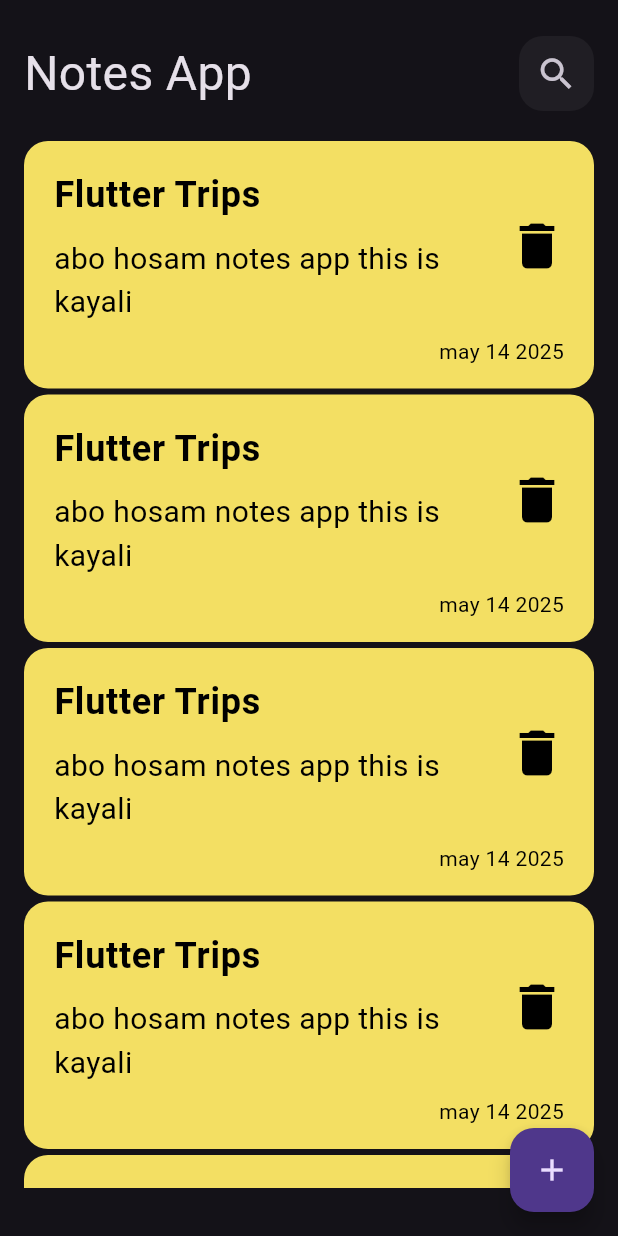
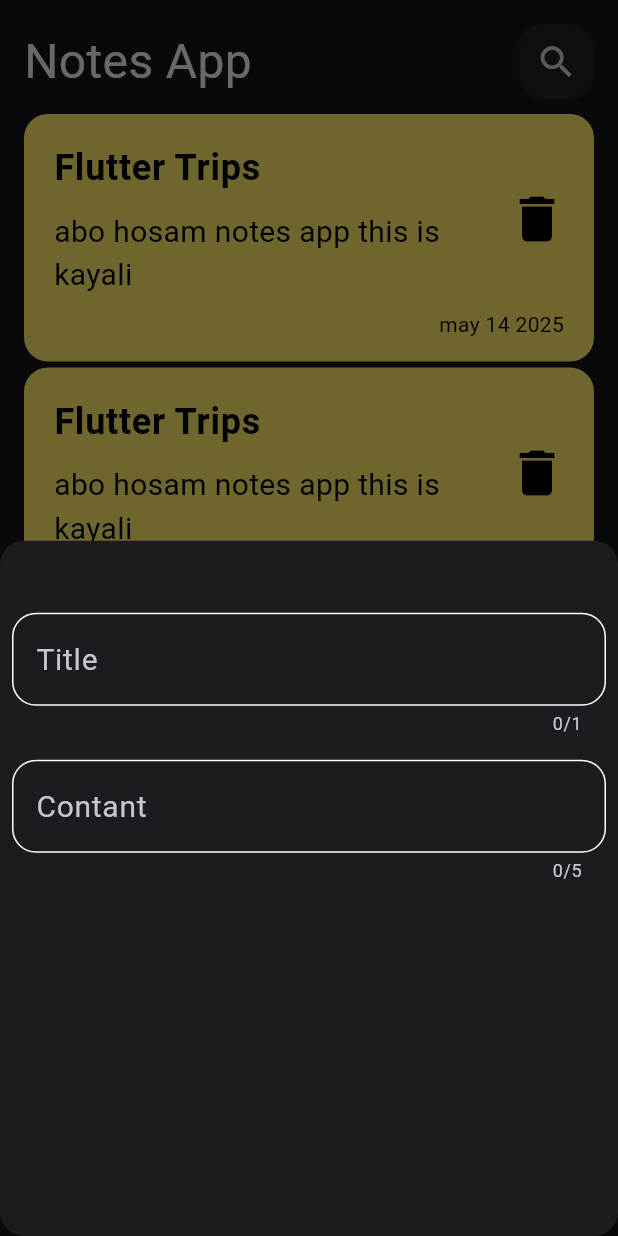
Before and after one commit to ismaeelkayali/noots_app, a Flutter app: the screen it shows after launch, after a tap on the "add" icon, on a phone screen of 412 x 824 dp. Run offline on Flutter 3.47's test engine with Material 3 defaults, Android fonts, the phone set to English and light mode, and no system bars; missing offline and left inert: dart:ffi.

Commit message:
add textfild and model sheet

```diff
--- a/lib/views/nots_app_view.dart
+++ b/lib/views/nots_app_view.dart
@@ -1,5 +1,7 @@
 import 'package:flutter/material.dart';
 import 'package:locahhost/views/widget/nots_app_body.dart';
+
+import 'widget/add_nots_bottomsheet.dart';
 
 class NotsAppView extends StatelessWidget {
   const NotsAppView({super.key});
@@ -7,7 +9,13 @@
   @override
   Widget build(BuildContext context) {
     return Scaffold(
-      floatingActionButton: FloatingActionButton(onPressed: (){},child: Icon(Icons.add),),
+      floatingActionButton: FloatingActionButton(onPressed: (){
+        showModalBottomSheet(shape: RoundedRectangleBorder(
+          borderRadius: BorderRadius.circular(16)
+        ),context: context, builder: (context){
+          return AddNotsBottomsheet();
+        });
+      },child: Icon(Icons.add),),
       body: NotsAppBody(),
     );
   }
--- /dev/null
+++ b/lib/views/widget/add_nots_bottomsheet.dart
@@ -0,0 +1,24 @@
+import 'package:flutter/material.dart';
+
+import 'coustem_textfild.dart';
+
+class AddNotsBottomsheet extends StatelessWidget {
+  const AddNotsBottomsheet({super.key});
+
+  @override
+  Widget build(BuildContext context) {
+    return  Padding(
+      padding: const EdgeInsets.all(8.0),
+      child: Column(
+        children: [
+          SizedBox(height: 40),
+          CoustemTextfild(hint: ("Title"),),
+          SizedBox(
+            height: 16,
+          ),
+          CoustemTextfild(hint: ("Contant") ,maxline: 5,)
+        ],
+      ),
+    );
+  }
+}
--- /dev/null
+++ b/lib/views/widget/coustem_textfild.dart
@@ -0,0 +1,32 @@
+import 'dart:ffi';
+
+import 'package:flutter/material.dart';
+
+class CoustemTextfild extends StatelessWidget {
+  const CoustemTextfild({super.key, required this.hint,  this.maxline = 1});
+ final String hint;
+ final int maxline;
+  @override
+  Widget build(BuildContext context) {
+    return TextField(
+      maxLength: maxline,
+      decoration: InputDecoration(
+        hintText: hint,
+        hintStyle: TextStyle(
+          fontSize: 20
+        ),
+        border: build_border(),
+        enabledBorder: build_border(),
+        focusedBorder: build_border(Colors.blueAccent),
+
+      ),
+    );
+  }
+
+  OutlineInputBorder build_border([ Color]) {
+    return OutlineInputBorder(
+        borderRadius: BorderRadius.circular(16),
+        borderSide:BorderSide(color:Color ?? Colors.white),
+      );
+  }
+}
--- a/lib/views/widget/nots_app_body.dart
+++ b/lib/views/widget/nots_app_body.dart
@@ -10,11 +10,11 @@
   @override
   Widget build(BuildContext context) {
     return Padding(
-      padding: const EdgeInsets.only(top: 24, left: 16, right: 16, bottom: 32),
+      padding: const EdgeInsets.only(top: 16, left: 16, right: 16, bottom: 32),
       child: Column(
         children: [
           CoustomAppbar(),
-          SizedBox( height: 20,),
+          SizedBox( height: 10,),
           Expanded(child: NotesListview()),
         ],
       ),
```
